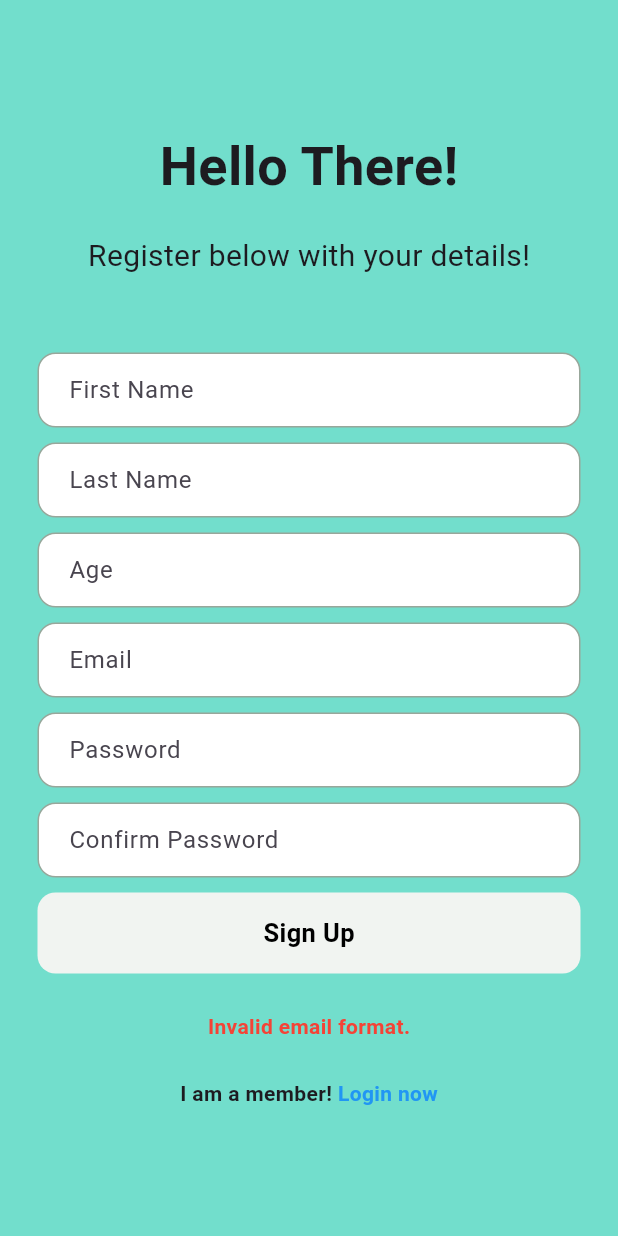
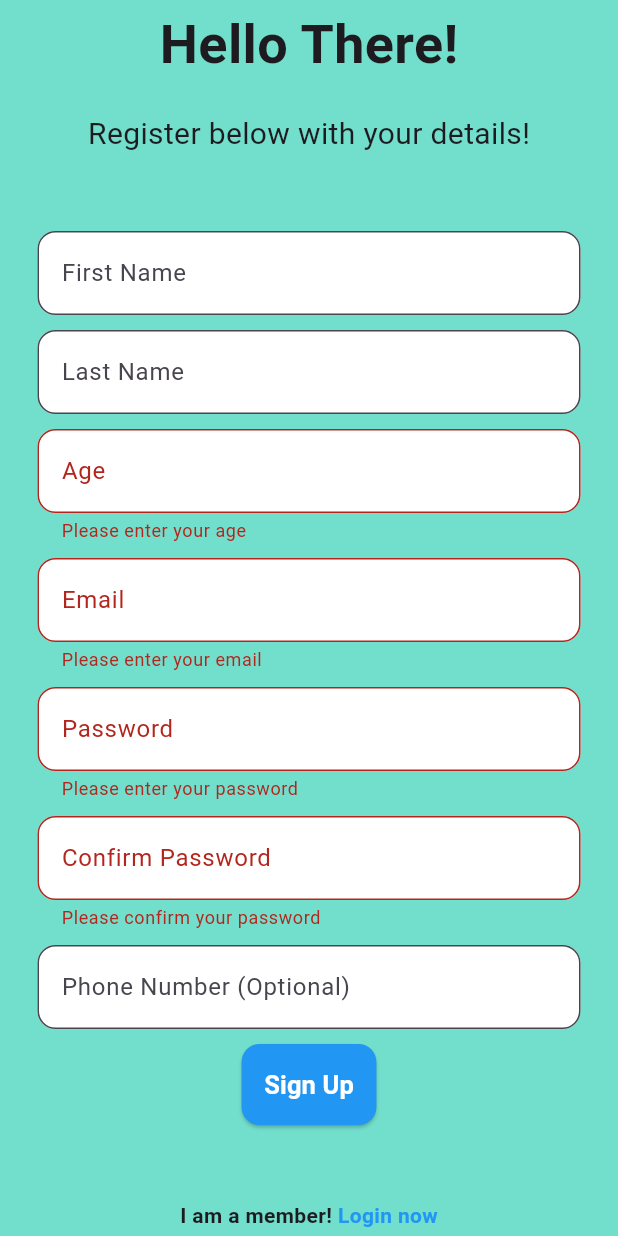
Before and after one commit to sandip021/Health-App, a Flutter app: the RegisterPage screen opened directly with empty values, after a tap on "Sign Up", on a phone screen of 412 x 824 dp. Run offline on Flutter 3.47's test engine with Material 3 defaults, Android fonts, the phone set to English and light mode, and no system bars; our stand-ins replace cloud_firestore, email_validator, firebase_auth, firebase_core, fl_chart; accounts and stored records are empty; statements that could not run were skipped.

Commit message:
bmi chart added and few quality changed

```diff
--- a/lib/pages/signup/register_page.dart
+++ b/lib/pages/signup/register_page.dart
@@ -1,7 +1,7 @@
 import 'package:cloud_firestore/cloud_firestore.dart';
 import 'package:firebase_auth/firebase_auth.dart';
 import 'package:flutter/material.dart';
-import 'package:email_validator/email_validator.dart'; // Add this package to your pubspec.yaml
+import 'package:email_validator/email_validator.dart';
 
 class RegisterPage extends StatefulWidget {
   final VoidCallback showLoginPage;
@@ -12,12 +12,14 @@ class RegisterPage extends StatefulWidget {
 }
 
 class _RegisterPageState extends State<RegisterPage> {
+  final _formKey = GlobalKey<FormState>();
   final _emailController = TextEditingController();
   final _passwordController = TextEditingController();
   final _confirmpasswordController = TextEditingController();
   final _firstNameController = TextEditingController();
   final _lastNameController = TextEditingController();
   final _ageController = TextEditingController();
+  final _phoneController = TextEditingController(); // Optional phone number
 
   String _message = '';
   bool _isLoading = false;
@@ -30,121 +32,72 @@ class _RegisterPageState extends State<RegisterPage> {
     _ageController.dispose();
     _firstNameController.dispose();
     _lastNameController.dispose();
+    _phoneController.dispose(); // Dispose of phone controller
     super.dispose();
   }
 
   Future<void> signUp() async {
+    if (!_formKey.currentState!.validate()) return; // Trigger form validation
+
     setState(() {
-      _message = ''; // Clear previous messages
-      _isLoading = true; // Show loading indicator
+      _message = '';
+      _isLoading = true;
     });
 
-    if (validateInputs()) {
     try {
-        // Create user
+      // Create user in Firebase Auth
       UserCredential userCredential = await FirebaseAuth.instance
           .createUserWithEmailAndPassword(
         email: _emailController.text.trim(),
         password: _passwordController.text.trim(),
       );
 
+      // Get user UID
       String uid = userCredential.user!.uid;
 
-        // Adding user details including UID as docId
+      // Add user details to Firestore
       await addUserDetails(
         uid,
         _firstNameController.text.trim(),
         _lastNameController.text.trim(),
         _emailController.text.trim(),
         int.parse(_ageController.text.trim()),
+        _phoneController.text.trim(), // Pass the phone number
       );
 
-        if (mounted) {
+      // Show success message
       setState(() {
         _message = 'Registration successful!';
       });
-        }
 
       // Clear inputs
-        _emailController.clear();
-        _passwordController.clear();
-        _confirmpasswordController.clear();
-        _firstNameController.clear();
-        _lastNameController.clear();
-        _ageController.clear();
+      _formKey.currentState!.reset();
     } on FirebaseAuthException catch (e) {
-        if (mounted) {
       setState(() {
         _message = e.message ?? 'An error occurred. Please try again.';
       });
-        }
     } catch (e) {
-        if (mounted) {
       setState(() {
         _message = 'An unexpected error occurred. Please try again.';
       });
     }
-      }
-    }
 
     if (mounted) {
       setState(() {
-        _isLoading = false; // Hide loading indicator
+        _isLoading = false;
       });
     }
   }
 
-  bool validateInputs() {
-    final email = _emailController.text.trim();
-    if (!EmailValidator.validate(email) || !isValidEmailDomain(email)) {
-      setState(() {
-        _message = 'Invalid email format.';
-      });
-      return false;
-    }
-    if (_passwordController.text.trim() != _confirmpasswordController.text.trim()) {
-      setState(() {
-        _message = 'Passwords do not match.';
-      });
-      return false;
-    }
-    if (_emailController.text.trim().isEmpty ||
-        _passwordController.text.trim().isEmpty ||
-        _confirmpasswordController.text.trim().isEmpty ||
-        _firstNameController.text.trim().isEmpty ||
-        _lastNameController.text.trim().isEmpty ||
-        _ageController.text.trim().isEmpty) {
-      setState(() {
-        _message = 'All fields are required.';
-      });
-      return false;
-    }
-    if (int.tryParse(_ageController.text.trim()) == null) {
-      setState(() {
-        _message = 'Age must be a valid number.';
-      });
-      return false;
-    }
-    return true;
-  }
-
-  bool isValidEmailDomain(String email) {
-    final domain = email.split('@').last;
-    return domain == 'gmail.com'; // Adjust the domain check as needed
-  }
-
   Future<void> addUserDetails(
-    String uid, String firstName, String lastName, String email, int age) async {
-  await FirebaseFirestore.instance
-      .collection('users')
-      .doc(uid)
-      .collection('profile')
-      .doc('profileData') // This could be a specific document ID for profile data
-      .set({
+    String uid, String firstName, String lastName, String email, int age, String phone) async {
+    // Add phone number to Firestore if provided
+    await FirebaseFirestore.instance.collection('users').doc(uid).set({
       'first name': firstName,
       'last name': lastName,
       'email': email,
       'age': age,
+      if (phone.isNotEmpty) 'phone': phone, // Optional field
     });
   }
 
@@ -155,6 +108,8 @@ class _RegisterPageState extends State<RegisterPage> {
       body: SafeArea(
         child: Center(
           child: SingleChildScrollView(
+            child: Padding(
+              padding: const EdgeInsets.symmetric(horizontal: 25.0),
               child: Column(
                 mainAxisAlignment: MainAxisAlignment.center,
                 children: [
@@ -174,47 +129,102 @@ class _RegisterPageState extends State<RegisterPage> {
                   ),
                   const SizedBox(height: 50),
 
-                // Input fields
+                  // Registration form
+                  Form(
+                    key: _formKey,
+                    child: Column(
+                      children: [
                         buildTextField(_firstNameController, 'First Name'),
                         const SizedBox(height: 10),
                         buildTextField(_lastNameController, 'Last Name'),
                         const SizedBox(height: 10),
-                buildTextField(_ageController, 'Age', keyboardType: TextInputType.number),
+                        buildTextField(
+                          _ageController,
+                          'Age',
+                          keyboardType: TextInputType.number,
+                          validator: (value) {
+                            if (value == null || value.isEmpty) {
+                              return 'Please enter your age';
+                            }
+                            if (int.tryParse(value) == null) {
+                              return 'Age must be a valid number';
+                            }
+                            return null;
+                          },
+                        ),
                         const SizedBox(height: 10),
-                buildTextField(_emailController, 'Email', keyboardType: TextInputType.emailAddress),
+                        buildTextField(
+                          _emailController,
+                          'Email',
+                          keyboardType: TextInputType.emailAddress,
+                          validator: (value) {
+                            if (value == null || value.isEmpty) {
+                              return 'Please enter your email';
+                            }
+                            if (!EmailValidator.validate(value)) {
+                              return 'Enter a valid email address';
+                            }
+                            return null;
+                          },
+                        ),
                         const SizedBox(height: 10),
-                buildTextField(_passwordController, 'Password', obscureText: true),
+                        buildTextField(
+                          _passwordController,
+                          'Password',
+                          obscureText: true,
+                          validator: (value) {
+                            if (value == null || value.isEmpty) {
+                              return 'Please enter your password';
+                            }
+                            if (value.length < 8) {
+                              return 'Password must be at least 8 characters';
+                            }
+                            return null;
+                          },
+                        ),
                         const SizedBox(height: 10),
-                buildTextField(_confirmpasswordController, 'Confirm Password', obscureText: true),
+                        buildTextField(
+                          _confirmpasswordController,
+                          'Confirm Password',
+                          obscureText: true,
+                          validator: (value) {
+                            if (value == null || value.isEmpty) {
+                              return 'Please confirm your password';
+                            }
+                            if (value != _passwordController.text) {
+                              return 'Passwords do not match';
+                            }
+                            return null;
+                          },
+                        ),
                         const SizedBox(height: 10),
+
+                        // Optional phone number field
+                        buildTextField(
+                          _phoneController,
+                          'Phone Number (Optional)',
+                          keyboardType: TextInputType.phone,
+                          validator: (value) {
+                            if (value != null && value.isNotEmpty && !RegExp(r'^[0-9]{10,}$').hasMatch(value)) {
+                              return 'Enter a valid phone number';
+                            }
+                            return null; // Allow empty phone number
+                          },
+                        ),
+                        const SizedBox(height: 10),
+                      ],
+                    ),
+                  ),
 
                   // Sign Up Button
                   _isLoading
-                    ? const CircularProgressIndicator() // Show loading indicator
-                    : Padding(
-                        padding: const EdgeInsets.symmetric(horizontal: 25.0),
-                        child: GestureDetector(
-                          onTap: signUp,
-                          child: Container(
-                            padding: const EdgeInsets.all(15),
-                            decoration: BoxDecoration(
-                                color: const Color.fromARGB(255, 241, 244, 241),
-                                borderRadius: BorderRadius.circular(12)),
-                            child: const Center(
-                                child: Text(
-                              'Sign Up',
-                              style: TextStyle(
-                                  color: Colors.black,
-                                  fontWeight: FontWeight.bold,
-                                  fontSize: 17),
-                            )),
-                          ),
-                        ),
-                      ),
+                      ? const CircularProgressIndicator()
+                      : buildSignUpButton(),
 
                   const SizedBox(height: 25),
 
                   // Message display
+                  if (_message.isNotEmpty)
                     Text(
                       _message,
                       style: TextStyle(
@@ -226,22 +236,9 @@ class _RegisterPageState extends State<RegisterPage> {
                   const SizedBox(height: 25),
 
                   // Switch to Login
-                Row(
-                  mainAxisAlignment: MainAxisAlignment.center,
-                  children: [
-                    const Text('I am a member!',
-                        style: TextStyle(fontWeight: FontWeight.bold)),
-                    GestureDetector(
-                      onTap: widget.showLoginPage,
-                      child: const Text(
-                        ' Login now',
-                        style: TextStyle(
-                            color: Colors.blue, fontWeight: FontWeight.bold),
+                  buildLoginPrompt(),
+                ],
               ),
-                    )
-                  ],
-                )
-              ],
             ),
           ),
         ),
@@ -249,29 +246,66 @@ class _RegisterPageState extends State<RegisterPage> {
     );
   }
 
-  // build text fields
-  Widget buildTextField(TextEditingController controller, String hintText, {bool obscureText = false, TextInputType keyboardType = TextInputType.text}) {
-    return Padding(
-      padding: const EdgeInsets.symmetric(horizontal: 25.0),
-      child: Container(
-        decoration: BoxDecoration(
-            color: const Color.fromARGB(255, 255, 255, 255),
-            border: Border.all(
-                color: const Color.fromARGB(255, 152, 167, 155)),
-            borderRadius: BorderRadius.circular(12)),
-        child: Padding(
-          padding: const EdgeInsets.only(left: 20.0),
-          child: TextField(
+  // build text fields with validation
+  Widget buildTextField(TextEditingController controller, String hintText,
+      {bool obscureText = false,
+      TextInputType keyboardType = TextInputType.text,
+      String? Function(String?)? validator}) {
+    return TextFormField(
       controller: controller,
       obscureText: obscureText,
       keyboardType: keyboardType,
       decoration: InputDecoration(
-              border: InputBorder.none,
-              hintText: hintText,
+        labelText: hintText,
+        border: OutlineInputBorder(
+          borderRadius: BorderRadius.circular(12),
+        ),
+        filled: true,
+        fillColor: Colors.white,
+      ),
+      validator: validator,
+    );
+  }
+
+  // Sign Up Button
+  Widget buildSignUpButton() {
+    return ElevatedButton(
+      onPressed: signUp,
+      style: ElevatedButton.styleFrom(
+        padding: const EdgeInsets.all(15),
+        backgroundColor: Colors.blue,
+        shape: RoundedRectangleBorder(
+          borderRadius: BorderRadius.circular(12),
         ),
       ),
+      child: const Text(
+        'Sign Up',
+        style: TextStyle(
+          color: Colors.white,
+          fontWeight: FontWeight.bold,
+          fontSize: 17,
         ),
       ),
     );
   }
+
+  // Login prompt
+  Widget buildLoginPrompt() {
+    return Row(
+      mainAxisAlignment: MainAxisAlignment.center,
+      children: [
+        const Text('I am a member!', style: TextStyle(fontWeight: FontWeight.bold)),
+        GestureDetector(
+          onTap: widget.showLoginPage,
+          child: const Text(
+            ' Login now',
+            style: TextStyle(
+              color: Colors.blue,
+              fontWeight: FontWeight.bold,
+            ),
+          ),
+        ),
+      ],
+    );
   }
+}
--- a/pubspec.yaml
+++ b/pubspec.yaml
@@ -40,6 +40,7 @@ dependencies:
   cloud_firestore: ^5.0.0
   email_validator: ^3.0.0
   fl_chart: ^0.69.0
+  intl: ^0.19.0
 
 dev_dependencies:
   flutter_test:
```
Also changed, not shown: lib/pages/BMI/BMI.dart (+48 -13 lines), lib/pages/BMI/bmi_chart_page.dart (added, +123 -0 lines), lib/pages/signup/login_page.dart (+102 -138 lines), pubspec.lock. Lines whose indentation alone changed are shown as unchanged.
